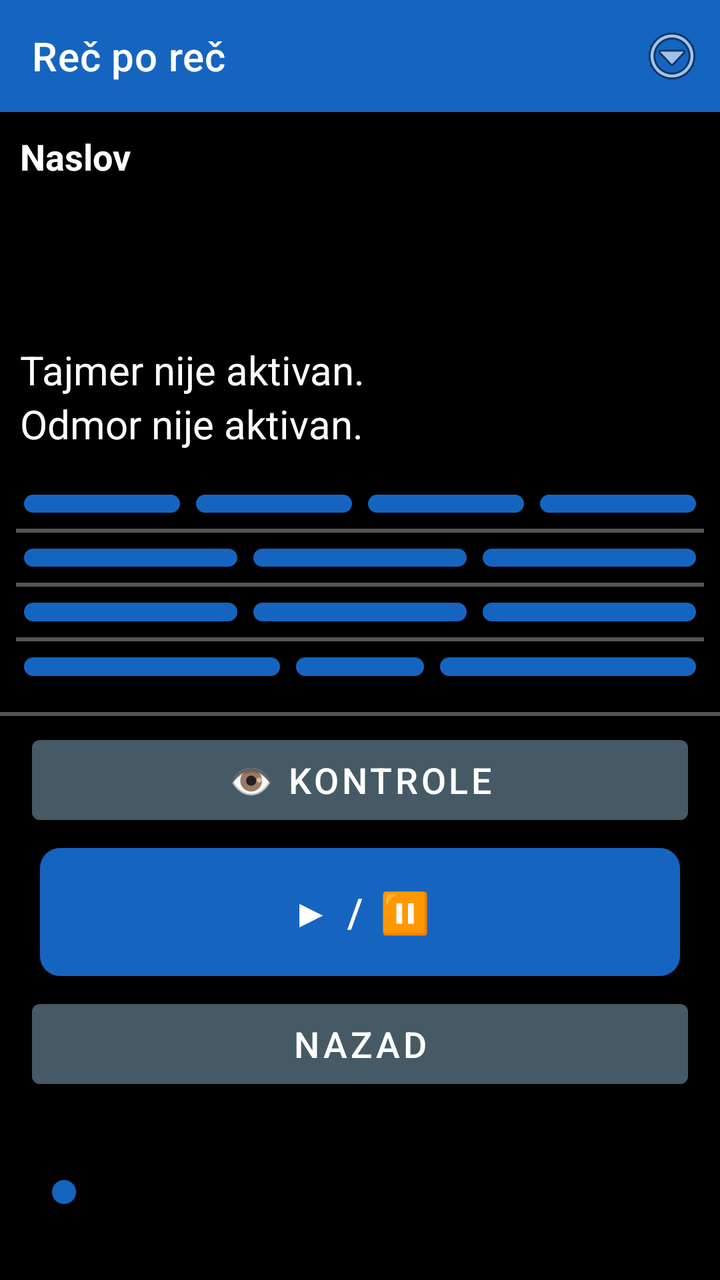
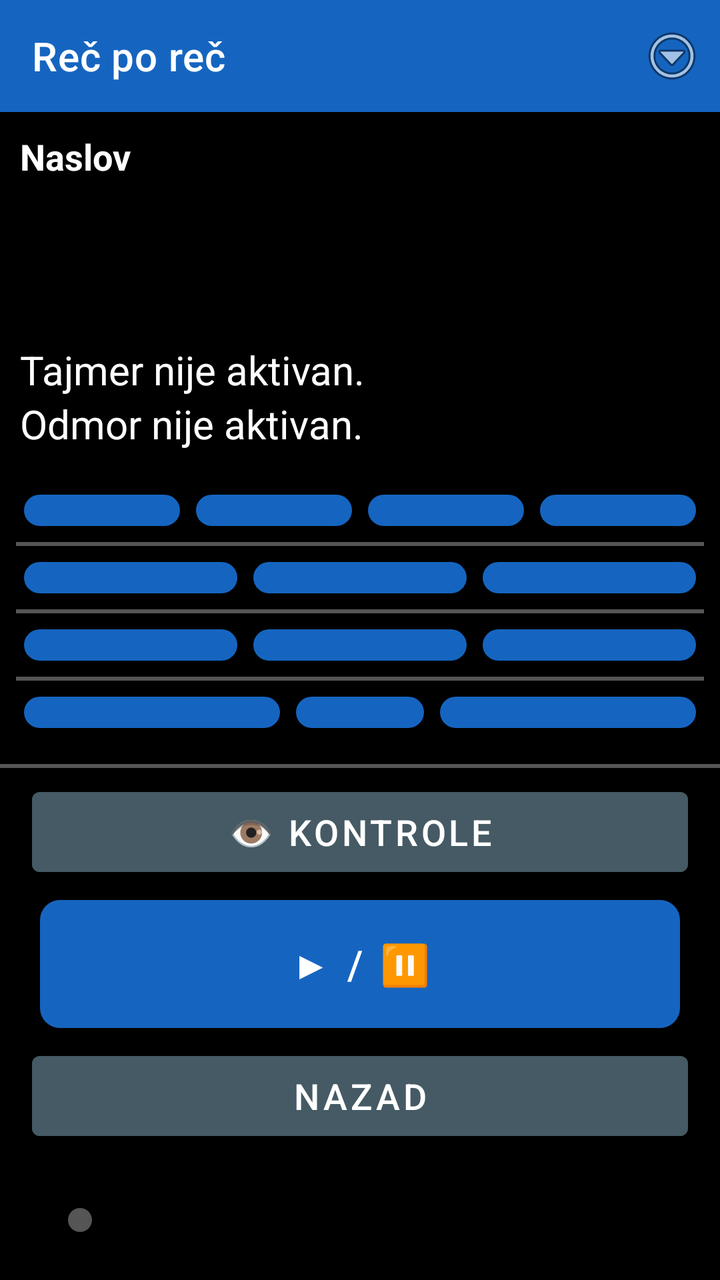

The first picture is an Android layout as it rendered before a commit; the second is the same layout after the commit. The layout source and the unified diff follow.
<!-- AndroidManifest.xml: application theme Theme.RecPoRec -->
<!-- res/layout/activity_reader.xml -->
<?xml version="1.0" encoding="utf-8"?>
<LinearLayout xmlns:android="http://schemas.android.com/apk/res/android"
    xmlns:app="http://schemas.android.com/apk/res-auto"
    android:layout_width="match_parent"
    android:layout_height="match_parent"
    android:orientation="vertical"
    android:fitsSystemWindows="true"
    android:background="@color/background">

    
    <androidx.appcompat.widget.Toolbar
        android:id="@+id/toolbar"
        android:layout_width="match_parent"
        android:layout_height="?attr/actionBarSize"
        android:background="@color/btn_voice"
        android:titleTextColor="@color/text_primary"
        app:title="@string/app_name">

        <ImageButton
            android:id="@+id/btnOverflow"
            android:layout_width="48dp"
            android:layout_height="48dp"
            android:layout_gravity="end|center_vertical"
            android:background="@android:color/transparent"
            android:contentDescription="@string/menu_options_button"
            android:src="@android:drawable/ic_menu_more" />
    </androidx.appcompat.widget.Toolbar>

    
    <LinearLayout
        android:id="@+id/layoutStatus"
        android:layout_width="match_parent"
        android:layout_height="wrap_content"
        android:orientation="vertical"
        android:padding="10dp">

        <TextView
            android:id="@+id/textDocTitle"
            android:layout_width="match_parent"
            android:layout_height="wrap_content"
            android:textSize="18sp"
            android:textStyle="bold"
            android:textColor="@color/text_primary"
            android:maxLines="1"
            android:ellipsize="end"
            android:text="Naslov" />

        <TextView
            android:id="@+id/textPages"
            android:layout_width="match_parent"
            android:layout_height="wrap_content"
            android:textSize="20sp"
            android:textColor="@color/text_primary"
            android:accessibilityLiveRegion="polite" />

        <TextView
            android:id="@+id/textElapsed"
            android:layout_width="match_parent"
            android:layout_height="wrap_content"
            android:textSize="20sp"
            android:textColor="@color/text_primary" />

        <TextView
            android:id="@+id/textRemaining"
            android:layout_width="match_parent"
            android:layout_height="wrap_content"
            android:textSize="20sp"
            android:textColor="@color/text_primary" />

        <TextView
            android:id="@+id/textTimerStatus"
            android:layout_width="match_parent"
            android:layout_height="wrap_content"
            android:textSize="20sp"
            android:textColor="@color/text_primary"
            android:text="Tajmer nije aktivan." />

        <TextView
            android:id="@+id/textRestStatus"
            android:layout_width="match_parent"
            android:layout_height="wrap_content"
            android:textSize="20sp"
            android:textColor="@color/text_primary"
            android:text="Odmor nije aktivan." />
    </LinearLayout>

    
    <LinearLayout
        android:layout_width="match_parent"
        android:layout_height="0dp"
        android:layout_weight="1"
        android:orientation="vertical"
        android:padding="8dp">

        
        <LinearLayout
            android:id="@+id/layoutRow1"
            android:layout_width="match_parent"
            android:layout_height="0dp"
            android:layout_weight="1"
            android:orientation="horizontal">

            <Button android:id="@+id/btnBookmarks" style="@style/KeyButton"
                android:backgroundTint="@color/btn_goto_page"
                android:contentDescription="Oznake - dodaj, ukloni ili ukloni sve oznake u ovom dokumentu. Dug pritisak: brzo dodaj oznaku."
                android:textSize="18sp"
                android:text="🔖 Oznake" />

            <Button android:id="@+id/btnGoTo" style="@style/KeyButton"
                android:backgroundTint="@color/btn_goto_page"
                android:contentDescription="Idi na stranicu, minut ili oznaku. Dug pritisak: idi na početak dokumenta."
                android:textSize="18sp"
                android:text="➜ Idi na" />

            <Button android:id="@+id/btnSelectAll" style="@style/KeyButton"
                android:backgroundTint="@color/btn_combined"
                android:contentDescription="Odaberi sve. Dug pritisak: kopiraj odabrano."
                android:textSize="18sp"
                android:text="Odaberi sve" />

            <Button android:id="@+id/btnSearchText" style="@style/KeyButton"
                android:backgroundTint="@color/btn_goto_page"
                android:contentDescription="Pretraži tekst dokumenta. Dug pritisak: ponovi poslednju pretragu."
                android:textSize="18sp"
                android:text="🔍 Pretraga" />
        </LinearLayout>

        
        <View
            android:id="@+id/dividerRow1"
            android:layout_width="match_parent"
            android:layout_height="2dp"
            android:layout_marginTop="4dp"
            android:layout_marginBottom="4dp"
            android:background="@color/slider_track"
            android:importantForAccessibility="no" />

        
        <LinearLayout
            android:id="@+id/layoutRow2"
            android:layout_width="match_parent"
            android:layout_height="0dp"
            android:layout_weight="1"
            android:orientation="horizontal">

            <Button android:id="@+id/btnPrevChapter" style="@style/KeyButton"
                android:backgroundTint="@color/btn_chapter"
                android:contentDescription="@string/btn_prev_chapter"
                android:textSize="18sp"
                android:text="⏮ Poglavlje" />

            <Button android:id="@+id/btnAutoScroll" style="@style/KeyButton"
                android:backgroundTint="@color/btn_combined"
                android:contentDescription="Automatski listaj dokument."
                android:text="Automatski listaj" />

            <Button android:id="@+id/btnNextChapter" style="@style/KeyButton"
                android:backgroundTint="@color/btn_chapter"
                android:contentDescription="@string/btn_next_chapter"
                android:textSize="18sp"
                android:text="Poglavlje ⏭" />
        </LinearLayout>

        <View
            android:id="@+id/dividerRow2"
            android:layout_width="match_parent"
            android:layout_height="2dp"
            android:layout_marginTop="4dp"
            android:layout_marginBottom="4dp"
            android:background="@color/slider_track"
            android:importantForAccessibility="no" />

        
        <LinearLayout
            android:id="@+id/layoutRow3"
            android:layout_width="match_parent"
            android:layout_height="0dp"
            android:layout_weight="1"
            android:orientation="horizontal">

            <Button android:id="@+id/btnTimer" style="@style/KeyButton"
                android:backgroundTint="@color/btn_timer"
                android:contentDescription="@string/btn_timer"
                android:text="⏱ Tajmer" />

            <Button android:id="@+id/btnWakeUp" style="@style/KeyButton"
                android:backgroundTint="@color/btn_wakeup"
                android:contentDescription="Probudi me u tačno vreme. Dug pritisak: isključi buđenje."
                android:textSize="18sp"
                android:text="⏰ Probudi" />

            <Button android:id="@+id/btnScheduleReading" style="@style/KeyButton"
                android:backgroundTint="@color/btn_voice"
                android:contentDescription="Zakaži čitanje."
                android:text="Zakaži čitanje" />
        </LinearLayout>

        <View
            android:id="@+id/dividerRow3"
            android:layout_width="match_parent"
            android:layout_height="2dp"
            android:layout_marginTop="4dp"
            android:layout_marginBottom="4dp"
            android:background="@color/slider_track"
            android:importantForAccessibility="no" />

        
        <LinearLayout
            android:id="@+id/layoutRow5"
            android:layout_width="match_parent"
            android:layout_height="0dp"
            android:layout_weight="1"
            android:orientation="horizontal">

            <Button android:id="@+id/btnStepBack" style="@style/KeyButton"
                android:layout_weight="2"
                android:backgroundTint="@color/btn_page_nav"
                android:contentDescription="@string/slider_back"
                android:text="◀ 5%" />

            <Button android:id="@+id/btnRemindMe" style="@style/KeyButton"
                android:backgroundTint="@color/btn_timer"
                android:contentDescription="Podsetnik, vraća dokument unazad. Dug pritisak: ponovi poslednji podsetnik."
                android:textSize="18sp"
                android:text="⏰ Podseti" />

            <Button android:id="@+id/btnStepForward" style="@style/KeyButton"
                android:layout_weight="2"
                android:backgroundTint="@color/btn_page_nav"
                android:contentDescription="@string/slider_forward"
                android:text="5% ▶" />
        </LinearLayout>

    </LinearLayout>

    <View
        android:id="@+id/dividerRow4"
        android:layout_width="match_parent"
        android:layout_height="2dp"
        android:layout_marginTop="6dp"
        android:layout_marginBottom="6dp"
        android:background="@color/slider_track"
        android:importantForAccessibility="no" />

    
    <Button
        android:id="@+id/btnToggleControls"
        android:layout_width="match_parent"
        android:layout_height="52dp"
        android:layout_marginStart="16dp"
        android:layout_marginEnd="16dp"
        android:layout_marginBottom="4dp"
        android:textSize="18sp"
        android:backgroundTint="@color/btn_combined"
        android:textColor="@color/button_text"
        android:contentDescription="Prikaži ili sakrij kontrole. Dug pritisak: Kratak predah, pauzira čitanje na 15 minuta."
        android:text="👁 Kontrole" />

    <LinearLayout
        android:layout_width="match_parent"
        android:layout_height="72dp"
        android:layout_marginStart="16dp"
        android:layout_marginEnd="16dp"
        android:layout_marginBottom="4dp"
        android:orientation="horizontal">

        <Button android:id="@+id/btnPlayPause" style="@style/KeyButton"
            android:backgroundTint="@color/btn_play"
            android:contentDescription="@string/btn_play_pause"
            android:text="▶ / ⏸" />
    </LinearLayout>

    <Button
        android:id="@+id/btnBack"
        android:layout_width="match_parent"
        android:layout_height="52dp"
        android:layout_marginStart="16dp"
        android:layout_marginEnd="16dp"
        android:layout_marginBottom="10dp"
        android:textSize="18sp"
        android:backgroundTint="@color/btn_combined"
        android:textColor="@color/button_text"
        android:contentDescription="Nazad. Zatvara dokument, vraća na listu. Dug pritisak: pošalji aplikaciju u pozadinu."
        android:text="Nazad" />

    
    <SeekBar
        android:id="@+id/seekProgress"
        android:layout_width="match_parent"
        android:layout_height="56dp"
        android:layout_marginStart="16dp"
        android:layout_marginEnd="16dp"
        android:layout_marginTop="10dp"
        android:layout_marginBottom="16dp"
        android:contentDescription="@string/slider_position"
        android:max="100"
        android:progressTint="@color/btn_voice"
        android:thumbTint="@color/btn_voice" />

</LinearLayout>
<!-- resources referenced by this layout -->
<resources>
  <color name="background">#000000</color>
  <color name="btn_chapter">#2E7D32</color>
  <color name="btn_combined">#455A64</color>
  <color name="btn_goto_page">#5D4037</color>
  <color name="btn_page_nav">#AD1457</color>
  <color name="btn_play">#D84315</color>
  <color name="btn_timer">#6A1B9A</color>
  <color name="btn_voice">#1565C0</color>
  <color name="btn_wakeup">#C62828</color>
  <color name="button_text">#FFFFFF</color>
  <color name="slider_track">#555555</color>
  <color name="text_primary">#FFFFFF</color>
  <string name="app_name">Reč po reč</string>
  <string name="btn_next_chapter">Sledeće poglavlje. Dug pritisak: spisak svih poglavlja.</string>
  <string name="btn_play_pause">Pokreni/Pauziraj čitanje. Dug pritisak: reci trenutni status.</string>
  <string name="btn_prev_chapter">Prethodno poglavlje. Dug pritisak: ponovi trenutno poglavlje.</string>
  <string name="btn_timer">Tajmer za automatsku pauzu. Dug pritisak: isključi tajmer.</string>
  <string name="menu_options_button">Opcije. Dug pritisak: provera dozvola.</string>
  <string name="slider_back">Pomeri pet posto unazad. Dug pritisak: ponovi trenutnu stranicu.</string>
  <string name="slider_forward">Pomeri pet posto unapred. Dug pritisak: poništi poslednju radnju.</string>
  <string name="slider_position">Klizač za pomeranje kroz knjigu, pet posto po koraku</string>
  <style name="KeyButton">
          <item name="android:layout_width">0dp</item>
          <item name="android:layout_height">match_parent</item>
          <item name="android:layout_weight">1</item>
          <item name="android:layout_margin">4dp</item>
          <item name="android:textSize">20sp</item>
          <item name="android:textColor">@color/button_text</item>
          <item name="android:background">@drawable/key_button_shape</item>
          <item name="android:stateListAnimator">@null</item>
          <item name="android:elevation">0dp</item>
      </style>
  <style name="Theme.RecPoRec" parent="Theme.MaterialComponents.DayNight.NoActionBar">
          <item name="android:windowBackground">@color/background</item>
          <item name="android:textColorPrimary">@color/text_primary</item>
          <item name="colorPrimary">@color/btn_voice</item>
          <item name="colorOnPrimary">@color/button_text</item>
          <item name="alertDialogTheme">@style/RecPoRecAlertDialog</item>
          <item name="android:alertDialogTheme">@style/RecPoRecAlertDialog</item>
      </style>
  <!-- drawable key_button_shape (drawable) -->
  <?xml version="1.0" encoding="utf-8"?>
  <shape xmlns:android="http://schemas.android.com/apk/res/android"
      android:shape="rectangle">
      <corners android:radius="10dp" />
      <solid android:color="#FFFFFF" />
  </shape>
  <style name="RecPoRecDialogText" parent="TextAppearance.AppCompat.Medium">
          <item name="android:textSize">20sp</item>
          <item name="android:textColor">@color/text_primary</item>
      </style>
  <style name="RecPoRecDialogButton" parent="Widget.AppCompat.Button.ButtonBar.AlertDialog">
          <item name="android:textSize">18sp</item>
          <item name="android:textColor">@color/btn_goto_page</item>
          <item name="android:textStyle">bold</item>
      </style>
  <!-- unchanged entries left out for length: 1 -->
</resources>

<!-- the commit's change to res/layout/activity_reader.xml (unified diff, before → after) -->
@@ -287,14 +287,14 @@
     <SeekBar
         android:id="@+id/seekProgress"
         android:layout_width="match_parent"
-        android:layout_height="56dp"
-        android:layout_marginStart="16dp"
-        android:layout_marginEnd="16dp"
+        android:layout_height="32dp"
+        android:layout_marginStart="24dp"
+        android:layout_marginEnd="24dp"
         android:layout_marginTop="10dp"
-        android:layout_marginBottom="16dp"
+        android:layout_marginBottom="14dp"
         android:contentDescription="@string/slider_position"
         android:max="100"
-        android:progressTint="@color/btn_voice"
-        android:thumbTint="@color/btn_voice" />
+        android:progressTint="@color/slider_track"
+        android:thumbTint="@color/slider_track" />
 
 </LinearLayout>
